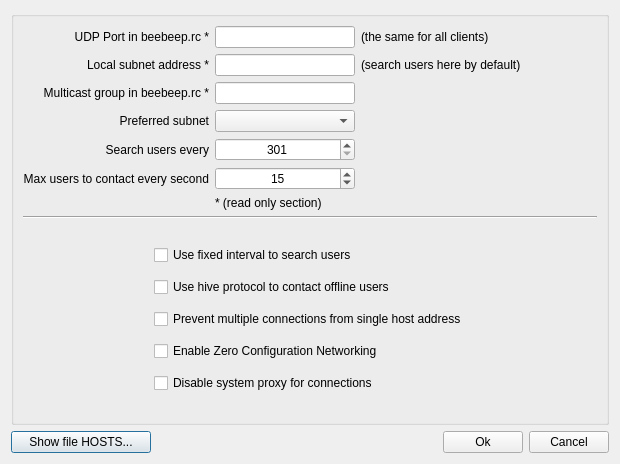
Before: the Qt Designer form src/desktop/GuiNetwork.ui in hwgao/beebeep, drawn with Qt 5.
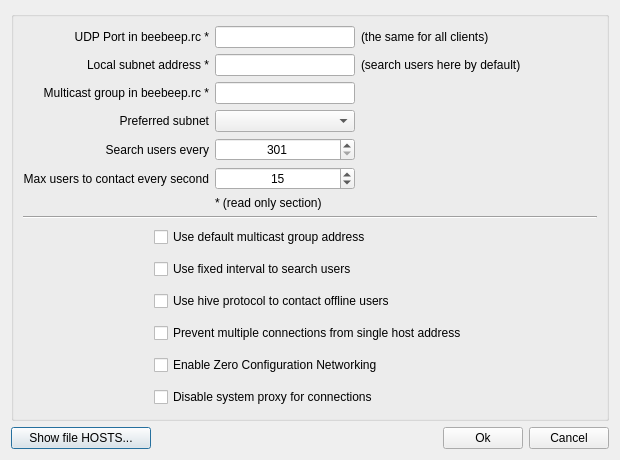
After: the same form once the commit is applied.

Commit message: Added default multicast group address 239.255.64.75 Added option "Use default multicast group address"

```diff
--- a/src/desktop/GuiNetwork.ui
+++ b/src/desktop/GuiNetwork.ui
@@ -7,7 +7,7 @@
     <x>0</x>
     <y>0</y>
     <width>620</width>
-    <height>464</height>
+    <height>460</height>
    </rect>
   </property>
   <layout class="QGridLayout" name="gridLayout_3">
@@ -345,6 +345,13 @@
         <property name="spacing">
          <number>12</number>
         </property>
+        <item>
+         <widget class="QCheckBox" name="mp_cbUseDefaultMulticastGroupAddress">
+          <property name="text">
+           <string>Use default multicast group address</string>
+          </property>
+         </widget>
+        </item>
         <item>
          <widget class="QCheckBox" name="mp_cbBroadcastInterval">
           <property name="sizePolicy">
```
Left out of the diff: 152 changed lines with no effect on the pictures. The commit also changes 31 other files.
